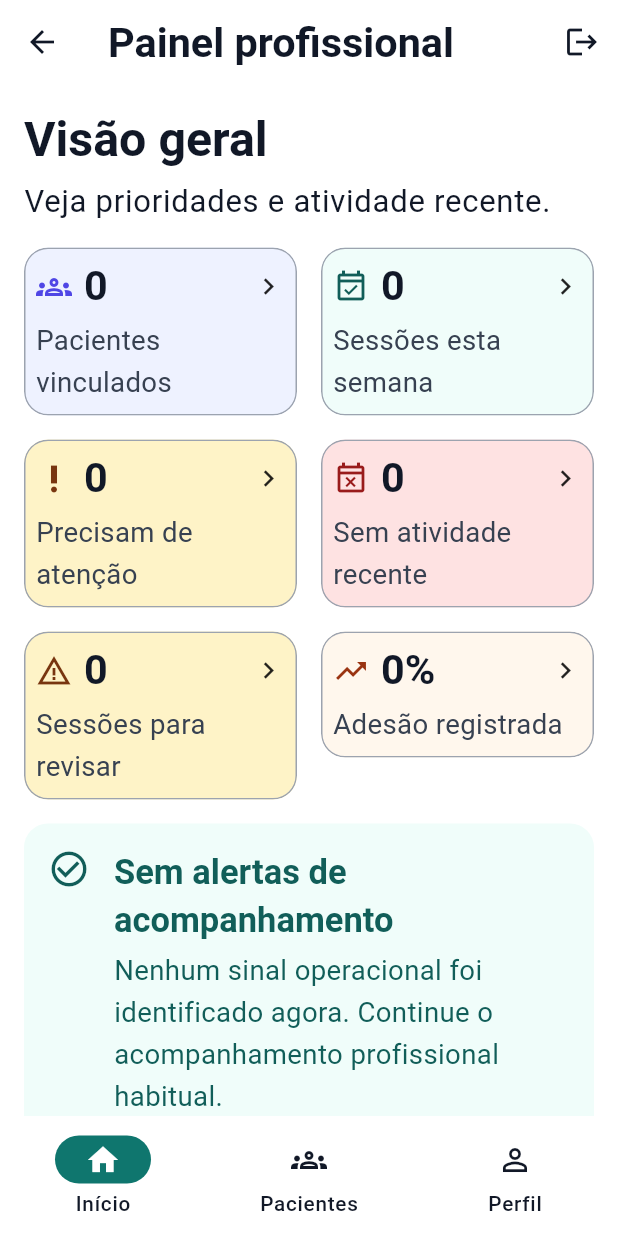
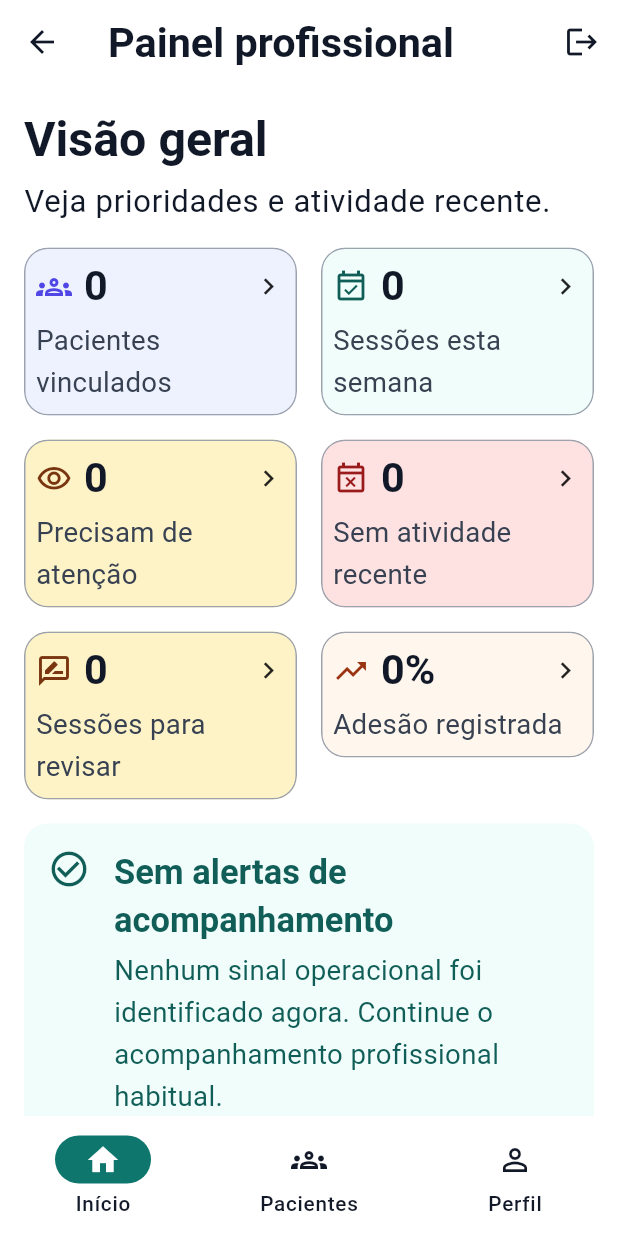
Before and after one commit to skapkun/monitoramento-reabilitacao-pos-avc, a Flutter app: the TherapistHomeScreen screen opened by its route, on a phone screen of 412 x 824 dp. Run offline on Flutter 3.47's test engine with Material 3 defaults, Android fonts, the phone set to English and light mode, and no system bars; our stand-ins replace cloud_firestore, firebase_auth, firebase_core, image_picker, share_plus, video_player; missing offline and left inert: video_thumbnail; accounts and stored records are empty.

Commit message:
style: suavizar alertas do painel profissional

```diff
--- a/frontend/lib/screens/therapist/patient_details_screen.dart
+++ b/frontend/lib/screens/therapist/patient_details_screen.dart
@@ -200,7 +200,7 @@ class PatientDetailsScreen extends StatelessWidget {
           ] else
             StatusBanner(
               icon: data.requiresReview
-                  ? Icons.warning_amber
+                  ? Icons.rate_review_outlined
                   : Icons.check_circle_outline,
               title: data.status,
               message: data.requiresReview
--- a/frontend/lib/screens/therapist/patients_screen.dart
+++ b/frontend/lib/screens/therapist/patients_screen.dart
@@ -251,7 +251,7 @@ class _PatientsScreenState extends State<PatientsScreen> {
                                       children: [
                                         Icon(
                                           patient.requiresReview
-                                              ? Icons.warning_amber
+                                              ? Icons.rate_review_outlined
                                               : Icons.check_circle_outline,
                                           size: 20,
                                           color: patient.requiresReview
@@ -276,7 +276,7 @@ class _PatientsScreenState extends State<PatientsScreen> {
                                                     CrossAxisAlignment.start,
                                                 children: [
                                                   const Icon(
-                                                    Icons.priority_high,
+                                                    Icons.info_outline,
                                                     size: 20,
                                                     color:
                                                         AppColors.warningText,
--- a/frontend/lib/screens/therapist/therapist_home_screen.dart
+++ b/frontend/lib/screens/therapist/therapist_home_screen.dart
@@ -139,7 +139,7 @@ class _DashboardOverview extends StatelessWidget {
               MetricCard(
                 label: 'Precisam de atenção',
                 value: '$attention',
-                icon: Icons.priority_high,
+                icon: Icons.visibility_outlined,
                 color: AppColors.warningText,
                 backgroundColor: AppColors.warningBackground,
                 compact: true,
@@ -159,7 +159,7 @@ class _DashboardOverview extends StatelessWidget {
               MetricCard(
                 label: 'Sessões para revisar',
                 value: '${summary.requiresReview}',
-                icon: Icons.warning_amber,
+                icon: Icons.rate_review_outlined,
                 color: AppColors.warningText,
                 backgroundColor: AppColors.warningBackground,
                 compact: true,
@@ -181,7 +181,7 @@ class _DashboardOverview extends StatelessWidget {
           const SizedBox(height: AppSpacing.md),
           StatusBanner(
             icon: attention > 0
-                ? Icons.notification_important_outlined
+                ? Icons.fact_check_outlined
                 : Icons.check_circle_outline,
             title: attention > 0
                 ? 'Prioridades de acompanhamento'
--- a/frontend/lib/widgets/session_list.dart
+++ b/frontend/lib/widgets/session_list.dart
@@ -51,7 +51,7 @@ class SessionList extends StatelessWidget {
                   minVerticalPadding: AppSpacing.md,
                   leading: Icon(
                     session.requiresReview
-                        ? Icons.warning_amber
+                        ? Icons.rate_review_outlined
                         : Icons.event_available_outlined,
                     color: session.requiresReview
                         ? AppColors.warningText
```
